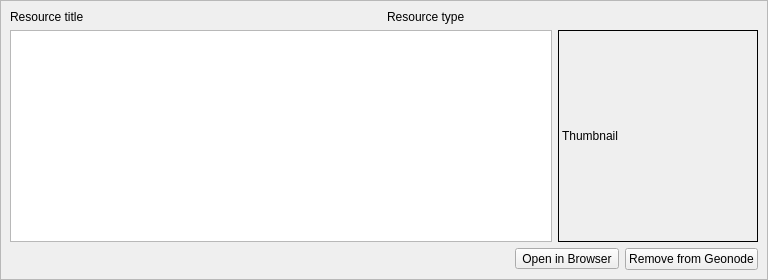
GeoNode/QGISGeoNodePlugin, file src/qgis_geonode/ui/search_result_widget.ui: the form before one commit.
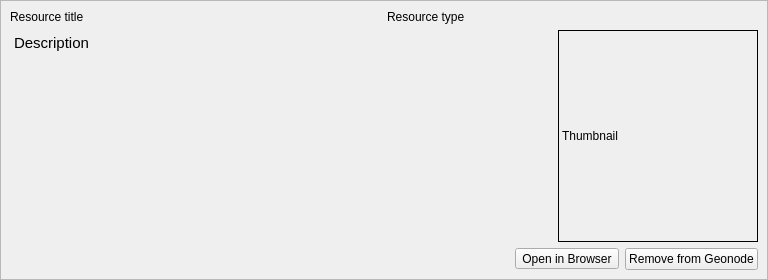
The form after the commit.

Commit message: updated abstract UI in the search widget

```diff
--- a/src/qgis_geonode/ui/search_result_widget.ui
+++ b/src/qgis_geonode/ui/search_result_widget.ui
@@ -75,9 +75,28 @@
        <layout class="QHBoxLayout" name="horizontalLayout">
         <item>
          <widget class="QTextEdit" name="description_la">
+          <property name="styleSheet">
+           <string notr="true">background:transparent;</string>
+          </property>
+          <property name="frameShape">
+           <enum>QFrame::NoFrame</enum>
+          </property>
+          <property name="verticalScrollBarPolicy">
+           <enum>Qt::ScrollBarAlwaysOff</enum>
+          </property>
+          <property name="horizontalScrollBarPolicy">
+           <enum>Qt::ScrollBarAlwaysOff</enum>
+          </property>
           <property name="readOnly">
            <bool>true</bool>
           </property>
+          <property name="html">
+           <string>&lt;!DOCTYPE HTML PUBLIC &quot;-//W3C//DTD HTML 4.0//EN&quot; &quot;http://www.w3.org/TR/REC-html40/strict.dtd&quot;&gt;
+&lt;html&gt;&lt;head&gt;&lt;meta name=&quot;qrichtext&quot; content=&quot;1&quot; /&gt;&lt;style type=&quot;text/css&quot;&gt;
+p, li { white-space: pre-wrap; }
+&lt;/style&gt;&lt;/head&gt;&lt;body style=&quot; font-family:'Ubuntu'; font-size:11pt; font-weight:400; font-style:normal;&quot;&gt;
+&lt;p style=&quot; margin-top:0px; margin-bottom:0px; margin-left:0px; margin-right:0px; -qt-block-indent:0; text-indent:0px;&quot;&gt;Description&lt;/p&gt;&lt;/body&gt;&lt;/html&gt;</string>
+          </property>
          </widget>
         </item>
         <item>
```
The commit also changes 1 other file.
